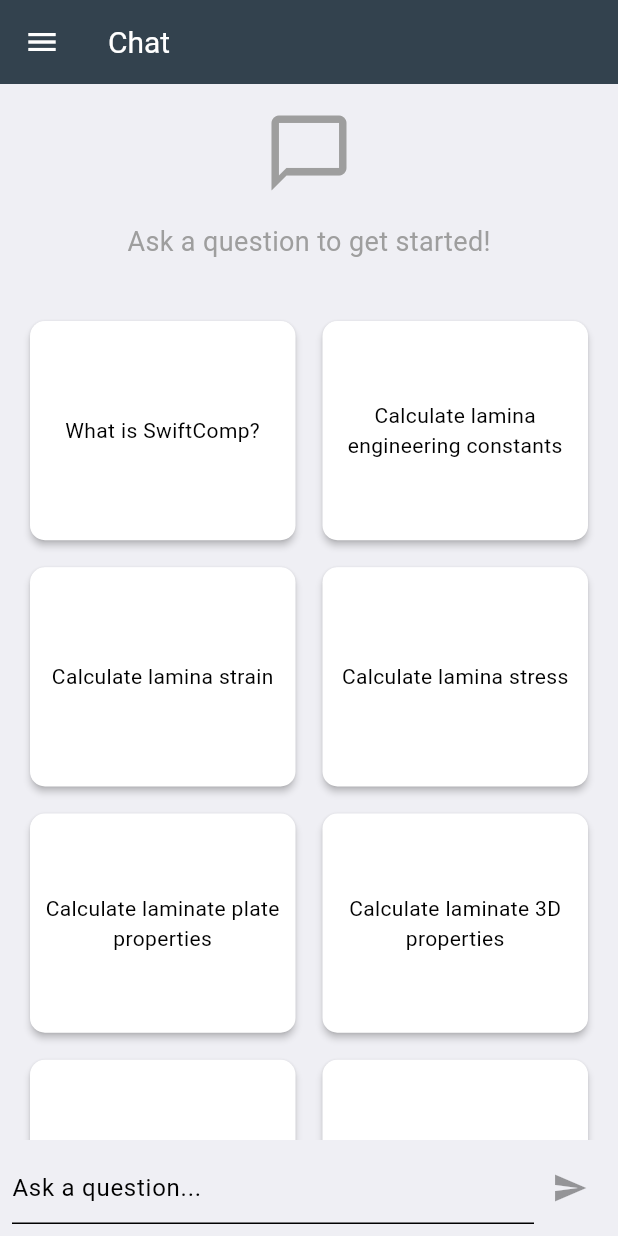
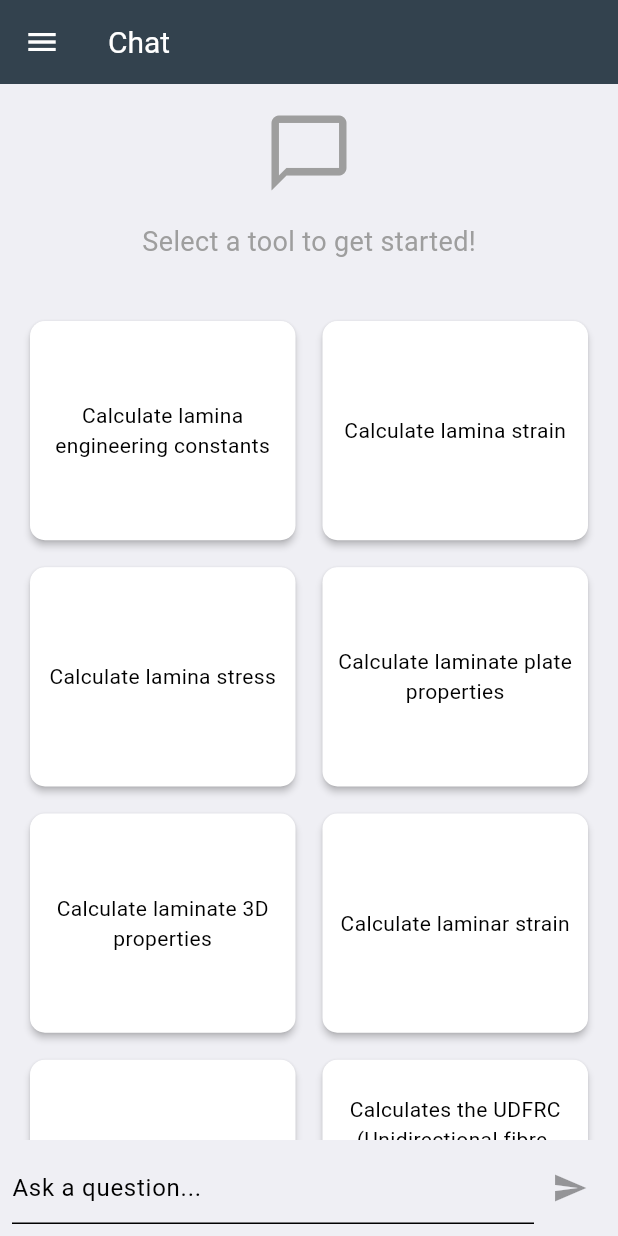
Before and after one commit to banghuazhao/swiftcomp-flutter, a Flutter app: the ChatScreen screen opened directly, on a phone screen of 412 x 824 dp. Run offline on Flutter 3.47's test engine with Material 3 defaults, Android fonts, the light colour scheme and no system bars; our stand-ins replace auto_size_text, device_info, fl_chart, flutter_dotenv, flutter_markdown, flutter_progress_hud and 6 more; missing offline and left inert: amplify_auth_cognito, amplify_flutter, app_tracking_transparency, composite_calculator, flutter_math_fork, launch_review and 2 more; accounts and stored records are empty.

```diff
--- a/data/lib/repositories/function_tools_repository_imp.dart
+++ b/data/lib/repositories/function_tools_repository_imp.dart
@@ -3,7 +3,7 @@
 
 class FunctionToolsRepositoryImp extends FunctionToolsRepository {
   String get commonDescription =>
-      "Initially, display the default input parameters to the user, clearly outlining each parameter's purpose and current value. Allow the user to either proceed with these default values or modify them as needed to better suit their specific requirements. Based on the user’s decision to either retain or change the parameters, continue with the appropriate calculation process, ensuring that all modifications are fully integrated into the calculation to reflect the user’s preferences accurately.";
+      "Display the default input parameters first. Allow the user to either proceed with these default values or modify them as needed. Based on the user’s decision to either keep or change the parameters, continue with the appropriate calculation process, ensure that all modifications are used in the calculation to reflect the user’s preferences accurately.";
 
   @override
   List<FunctionTool> getAllFunctionTools() {
--- a/domain/lib/usecases/chat_usecase.dart
+++ b/domain/lib/usecases/chat_usecase.dart
@@ -12,7 +12,7 @@
   final Message systemMessage = Message(
       role: "system",
       content:
-      "You are an expert assistant specialized in composite materials. Your role is to provide accurate and detailed answers to questions related to composite material properties, design, calculations, and analysis.");
+      "You are an expert in composite materials and structures. Please answer questions related to composites design and manufacturing.");
 
   Stream<Message> sendMessages(List<Message> messages) {
     final chatHistory = [systemMessage] + messages;
--- a/lib/presentation/chat/viewModels/chat_view_model.dart
+++ b/lib/presentation/chat/viewModels/chat_view_model.dart
@@ -46,7 +46,6 @@
   ChatSession? get selectedSession => _selectedSession;
 
   List<String> defaultQuestions = [
-    "What is SwiftComp?",
     "Calculate lamina engineering constants",
     "Calculate lamina strain",
     "Calculate lamina stress",
@@ -55,7 +54,6 @@
     "Calculate laminar strain",
     "Calculate laminate stress",
     "Calculates the UDFRC (Unidirectional fibre-reinforced composites) properties by rules of mixture",
-    "What is the upper bound of Young's modulus for composites?",
     // "Give me some math equations.",
   ];
 
--- a/lib/presentation/chat/views/chat_message_list.dart
+++ b/lib/presentation/chat/views/chat_message_list.dart
@@ -34,7 +34,7 @@
                         ),
                       ),
                       Text(
-                        "Ask a question to get started!",
+                        "Select a tool to get started!",
                         style: TextStyle(fontSize: 18, color: Colors.grey),
                       ),
                       SizedBox(height: 20),
```
Also changed, not shown: 1 other file.
